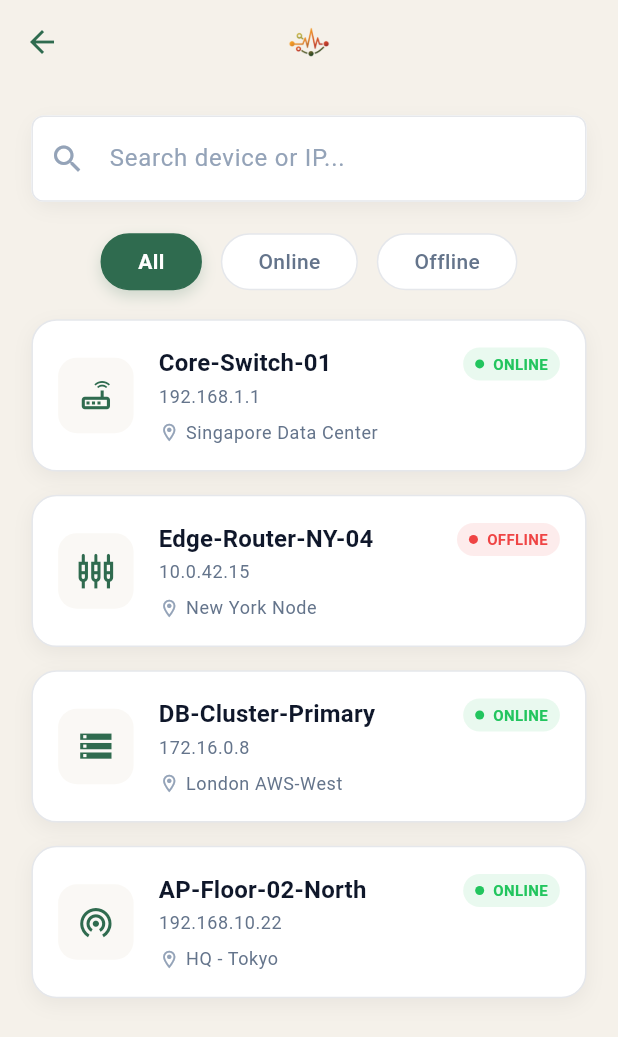
After one commit to azizur-rahaman/plexuspules-azizur-rahaman, a Flutter app: the DevicesView screen opened directly, on a phone screen of 412 x 824 dp. The commit adds this screen. Shown: the top 1037 px of the screen. Run offline on Flutter 3.47's test engine with Material 3 defaults, Android fonts, the light colour scheme and no system bars; our stand-ins replace connectivity_plus, dartz, dio, equatable, flutter_bloc, flutter_screenutil and 7 more; accounts and stored records are empty.

Commit message:
feat: implement Devices screen with search, filters, and device cards

```diff
--- a/lib/features/devices/presentation/pages/devices/devices_page.dart
+++ b/lib/features/devices/presentation/pages/devices/devices_page.dart
@@ -1,12 +1,11 @@
 import 'package:flutter/material.dart';
+import 'package:plexuspules/features/devices/presentation/pages/devices/devices_view.dart';
 
 class DevicesPage extends StatelessWidget {
   const DevicesPage({super.key});
 
   @override
   Widget build(BuildContext context) {
-    return const Scaffold(
-      body: Center(child: Text('Devices Page')),
-    );
+    return const DevicesView();
   }
 }
--- /dev/null
+++ b/lib/features/devices/presentation/pages/devices/devices_view.dart
@@ -0,0 +1,174 @@
+import 'package:flutter/material.dart';
+import 'package:plexuspules/core/constants/app_sizes.dart';
+import 'package:plexuspules/config/theme/app_colors.dart';
+import 'package:plexuspules/core/widgets/common_app_bar.dart';
+import 'package:plexuspules/features/devices/presentation/widgets/device_card.dart';
+
+class DevicesView extends StatefulWidget {
+  const DevicesView({super.key});
+
+  @override
+  State<DevicesView> createState() => _DevicesViewState();
+}
+
+class _DevicesViewState extends State<DevicesView> {
+  String _selectedFilter = 'All';
+
+  @override
+  Widget build(BuildContext context) {
+    return Scaffold(
+      backgroundColor: Theme.of(context).scaffoldBackgroundColor,
+      appBar: CommonAppBar.brand(),
+      body: SafeArea(
+        child: Column(
+          children: [
+            // Search Bar
+            Padding(
+              padding: EdgeInsets.all(AppSizes.p20),
+              child: Container(
+                decoration: BoxDecoration(
+                  color: Colors.white,
+                  borderRadius: BorderRadius.circular(AppSizes.p12),
+                  boxShadow: [
+                    BoxShadow(
+                      color: Colors.black.withValues(alpha: 0.05),
+                      blurRadius: 10,
+                      offset: const Offset(0, 4),
+                    ),
+                  ],
+                ),
+                child: TextField(
+                  decoration: InputDecoration(
+                    hintText: 'Search device or IP...',
+                    hintStyle: const TextStyle(color: AppColors.textMuted),
+                    prefixIcon: const Icon(Icons.search, color: AppColors.textMuted),
+                    border: OutlineInputBorder(
+                      borderRadius: BorderRadius.circular(AppSizes.p12),
+                      borderSide: BorderSide.none,
+                    ),
+                    contentPadding: EdgeInsets.symmetric(vertical: AppSizes.p16),
+                  ),
+                ),
+              ),
+            ),
+
+            // Filters
+            SingleChildScrollView(
+              scrollDirection: Axis.horizontal,
+              padding: EdgeInsets.symmetric(horizontal: AppSizes.p20),
+              child: Row(
+                children: [
+                  _FilterChip(
+                    label: 'All',
+                    isSelected: _selectedFilter == 'All',
+                    onSelect: () => setState(() => _selectedFilter = 'All'),
+                  ),
+                  AppSizes.gap12,
+                  _FilterChip(
+                    label: 'Online',
+                    isSelected: _selectedFilter == 'Online',
+                    onSelect: () => setState(() => _selectedFilter = 'Online'),
+                  ),
+                  AppSizes.gap12,
+                  _FilterChip(
+                    label: 'Offline',
+                    isSelected: _selectedFilter == 'Offline',
+                    onSelect: () => setState(() => _selectedFilter = 'Offline'),
+                  ),
+                ],
+              ),
+            ),
+
+            AppSizes.gap20,
+
+            // Device List
+            Expanded(
+              child: ListView(
+                padding: EdgeInsets.symmetric(horizontal: AppSizes.p20),
+                children: [
+                  const DeviceCard(
+                    name: 'Core-Switch-01',
+                    ipAddress: '192.168.1.1',
+                    location: 'Singapore Data Center',
+                    status: DeviceStatus.online,
+                    icon: Icons.router_outlined,
+                  ),
+                  AppSizes.gap16,
+                  const DeviceCard(
+                    name: 'Edge-Router-NY-04',
+                    ipAddress: '10.0.42.15',
+                    location: 'New York Node',
+                    status: DeviceStatus.offline,
+                    icon: Icons.settings_input_component_outlined,
+                  ),
+                  AppSizes.gap16,
+                  const DeviceCard(
+                    name: 'DB-Cluster-Primary',
+                    ipAddress: '172.16.0.8',
+                    location: 'London AWS-West',
+                    status: DeviceStatus.online,
+                    icon: Icons.storage_outlined,
+                  ),
+                  AppSizes.gap16,
+                  const DeviceCard(
+                    name: 'AP-Floor-02-North',
+                    ipAddress: '192.168.10.22',
+                    location: 'HQ - Tokyo',
+                    status: DeviceStatus.online,
+                    icon: Icons.wifi_tethering_outlined,
+                  ),
+                  AppSizes.gap24, // Bottom padding
+                ],
+              ),
+            ),
+          ],
+        ),
+      ),
+    );
+  }
+}
+
+class _FilterChip extends StatelessWidget {
+  final String label;
+  final bool isSelected;
+  final VoidCallback onSelect;
+
+  const _FilterChip({
+    required this.label,
+    required this.isSelected,
+    required this.onSelect,
+  });
+
+  @override
+  Widget build(BuildContext context) {
+    return GestureDetector(
+      onTap: onSelect,
+      child: Container(
+        padding: const EdgeInsets.symmetric(horizontal: 24, vertical: 8),
+        decoration: BoxDecoration(
+          color: isSelected ? AppColors.primary : Colors.white,
+          borderRadius: BorderRadius.circular(100),
+          border: Border.all(
+            color: isSelected ? AppColors.primary : AppColors.cardBorder,
+          ),
+          boxShadow: isSelected
+              ? [
+                  BoxShadow(
+                    color: AppColors.primary.withValues(alpha: 0.2),
+                    blurRadius: 8,
+                    offset: const Offset(0, 4),
+                  ),
+                ]
+              : null,
+        ),
+        child: Text(
+          label,
+          style: TextStyle(
+            color: isSelected ? Colors.white : AppColors.textSecondary,
+            fontWeight: isSelected ? FontWeight.bold : FontWeight.w500,
+          ),
+        ),
+      ),
+    );
+  }
+}
--- /dev/null
+++ b/lib/features/devices/presentation/widgets/device_card.dart
@@ -0,0 +1,139 @@
+import 'package:flutter/material.dart';
+import 'package:plexuspules/core/constants/app_sizes.dart';
+import 'package:plexuspules/config/theme/app_colors.dart';
+
+enum DeviceStatus { online, offline }
+
+class DeviceCard extends StatelessWidget {
+  final String name;
+  final String ipAddress;
+  final String location;
+  final DeviceStatus status;
+  final IconData icon;
+
+  const DeviceCard({
+    super.key,
+    required this.name,
+    required this.ipAddress,
+    required this.location,
+    required this.status,
+    required this.icon,
+  });
+
+  @override
+  Widget build(BuildContext context) {
+    final isOnline = status == DeviceStatus.online;
+
+    return Container(
+      padding: EdgeInsets.all(AppSizes.p16),
+      decoration: BoxDecoration(
+        color: AppColors.card,
+        borderRadius: BorderRadius.circular(AppSizes.p16),
+        border: Border.all(color: AppColors.cardBorder),
+        boxShadow: [
+          BoxShadow(
+            color: Colors.black.withValues(alpha: 0.05),
+            blurRadius: 10,
+            offset: const Offset(0, 4),
+          ),
+        ],
+      ),
+      child: Row(
+        children: [
+          // Device Icon Container
+          Container(
+            padding: EdgeInsets.all(AppSizes.p12),
+            decoration: BoxDecoration(
+              color: AppColors.background.withValues(alpha: 0.5),
+              borderRadius: BorderRadius.circular(AppSizes.p12),
+            ),
+            child: Icon(
+              icon,
+              color: AppColors.primary,
+              size: AppSizes.p24,
+            ),
+          ),
+          AppSizes.gap16,
+          // Device Details
+          Expanded(
+            child: Column(
+              crossAxisAlignment: CrossAxisAlignment.start,
+              children: [
+                Row(
+                  mainAxisAlignment: MainAxisAlignment.spaceBetween,
+                  children: [
+                    Text(
+                      name,
+                      style: Theme.of(context).textTheme.titleMedium?.copyWith(
+                            fontWeight: FontWeight.bold,
+                            color: AppColors.textPrimary,
+                          ),
+                    ),
+                    // Status Badge
+                    Container(
+                      padding: const EdgeInsets.symmetric(
+                        horizontal: 8,
+                        vertical: 4,
+                      ),
+                      decoration: BoxDecoration(
+                        color: (isOnline ? AppColors.healthy : AppColors.critical)
+                            .withValues(alpha: 0.1),
+                        borderRadius: BorderRadius.circular(100),
+                      ),
+                      child: Row(
+                        mainAxisSize: MainAxisSize.min,
+                        children: [
+                          Container(
+                            width: 6,
+                            height: 6,
+                            decoration: BoxDecoration(
+                              color: isOnline ? AppColors.healthy : AppColors.critical,
+                              shape: BoxShape.circle,
+                            ),
+                          ),
+                          const SizedBox(width: 6),
+                          Text(
+                            isOnline ? 'ONLINE' : 'OFFLINE',
+                            style: TextStyle(
+                              color: isOnline ? AppColors.healthy : AppColors.critical,
+                              fontSize: 10,
+                              fontWeight: FontWeight.bold,
+                            ),
+                          ),
+                        ],
+                      ),
+                    ),
+                  ],
+                ),
+                const SizedBox(height: 2),
+                Text(
+                  ipAddress,
+                  style: Theme.of(context).textTheme.bodySmall?.copyWith(
+                        color: AppColors.textSecondary,
+                      ),
+                ),
+                const SizedBox(height: 8),
+                Row(
+                  children: [
+                    const Icon(
+                      Icons.location_on_outlined,
+                      size: 14,
+                      color: AppColors.textMuted,
+                    ),
+                    const SizedBox(width: 4),
+                    Text(
+                      location,
+                      style: Theme.of(context).textTheme.bodySmall?.copyWith(
+                            color: AppColors.textSecondary,
+                          ),
+                    ),
+                  ],
+                ),
+              ],
+            ),
+          ),
+        ],
+      ),
+    );
+  }
+}
```
